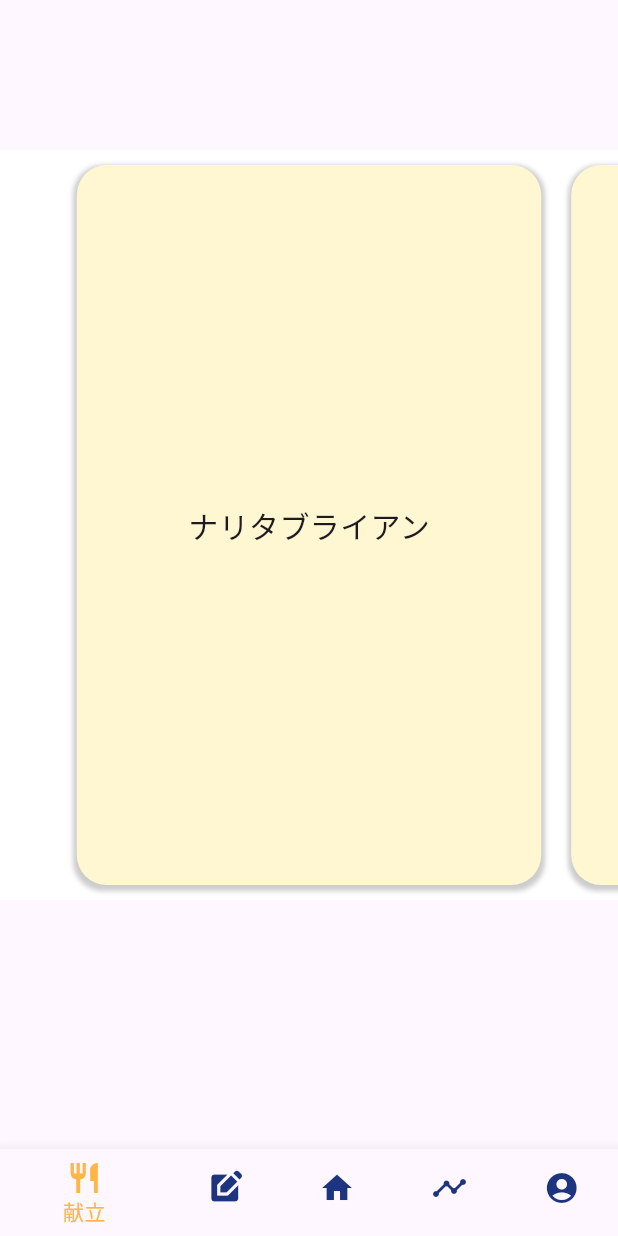
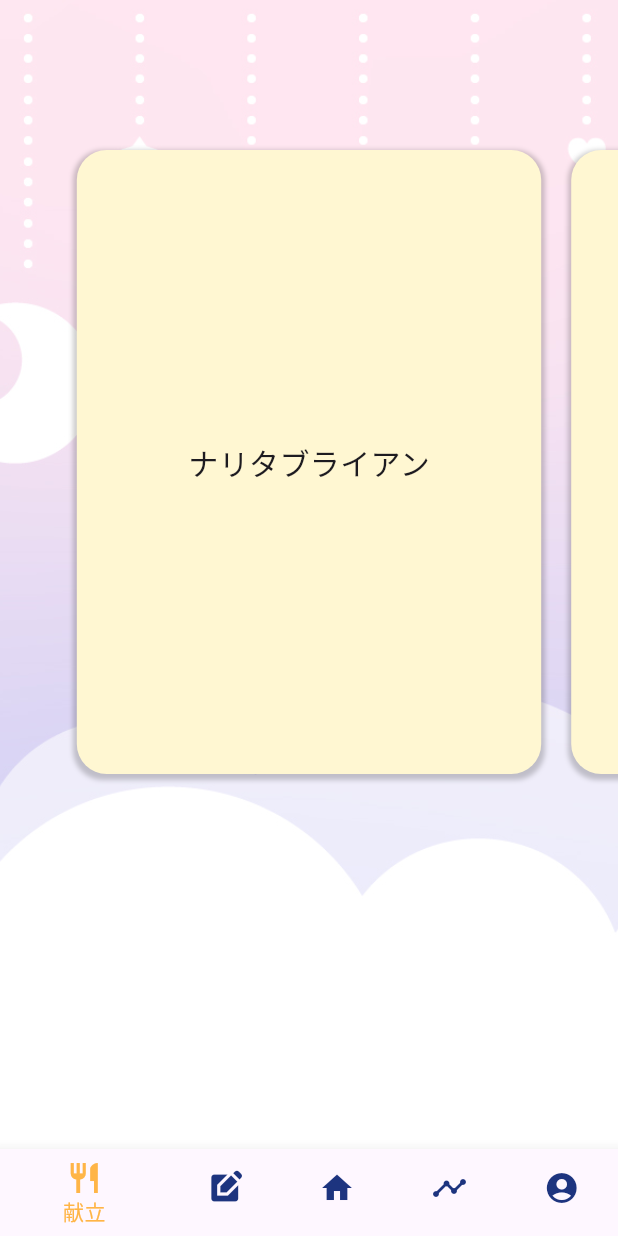
Before and after one commit to mahiro1111/MofuCode, a Flutter app: the screen it shows after launch, on a phone screen of 412 x 824 dp. Run offline on Flutter 3.47's test engine with Material 3 defaults, Android fonts, the phone set to English and light mode, and no system bars; our stand-ins replace fl_chart, flutter_riverpod, table_calendar.

Commit message:
背景画像仮

```diff
--- a/flutter_application_1/lib/main.dart
+++ b/flutter_application_1/lib/main.dart
@@ -1,10 +1,8 @@
 import 'package:flutter/material.dart';
 import 'package:flutter_riverpod/flutter_riverpod.dart';
-import 'package:flutter_application_1/screens/recipi.dart';
+import 'package:flutter_application_1/screens/recipe.dart';
 import 'package:flutter_application_1/screens/nutritional_management/management.dart';
 import 'package:flutter_application_1/screens/pageB.dart';
-import 'package:flutter_application_1/screens/pageC.dart';
-
 
 void main(){
   const app=MaterialApp(home:Root());
@@ -69,7 +67,7 @@ class Root extends ConsumerWidget {
       PageB(),
       PageB(),
       Management(),
-      PageC(),
+      PageB(),
     ];
 
     return Scaffold(
--- /dev/null
+++ b/flutter_application_1/lib/screens/home.dart
@@ -0,0 +1 @@
+import 'package:flutter/material.dart';
--- a/flutter_application_1/lib/screens/recipi.dart
+++ b/flutter_application_1/lib/screens/recipe.dart
@@ -2,31 +2,31 @@ import 'package:flutter/material.dart';
 
 //献立提示とレシピ表示
 /// 馬のモデルクラス
-class Recipi {
+class Recipe {
   // 名前
   final String name;
 
   // コンストラクタ
-  Recipi(this.name);
+  Recipe(this.name);
 }
 
 /// カードにしたいモデルたち
 final models = [
-  Recipi('ナリタブライアン'),
-  Recipi('スペシャルウィーク'),
-  Recipi('オグリキャップ'),
-  Recipi('サイレンススズカ'),
-  Recipi('トウカイテイオー'),
+  Recipe('ナリタブライアン'),
+  Recipe('スペシャルウィーク'),
+  Recipe('オグリキャップ'),
+  Recipe('サイレンススズカ'),
+  Recipe('トウカイテイオー'),
 ];
 
 /// 馬のカード Widget
-class RecipiCard extends StatelessWidget {
-  const RecipiCard({
+class RecipeCard extends StatelessWidget {
+  const RecipeCard({
     super.key,
     required this.model,
   });
   // データが入ったモデル
-  final  Recipi model;
+  final  Recipe model;
 
   @override
   Widget build(BuildContext context) {
@@ -69,13 +69,13 @@ class RecipiCard extends StatelessWidget {
 }
 
 // モデル => ウィジェット に変換する関数
-Widget modelToWidget(Recipi model) {
+Widget modelToWidget(Recipe model) {
   // ページの部分
   return Container(
     // カードの周りに 10 ずつスペースを空ける
-    padding: const EdgeInsets.all(10),
+    padding: const EdgeInsets.fromLTRB(10,100,10,250),
     // 中身は カード
-    child: RecipiCard(model: model),
+    child: RecipeCard(model: model),
   );
   // カードを使う
 }
@@ -106,9 +106,12 @@ class Cook extends StatelessWidget {
         alignment: Alignment.topCenter,
         // 横長のコンテナ
         child: Container(
-          margin:EdgeInsets.only(top:100),
-          height: 500,
-          color: Colors.white,
+          decoration: BoxDecoration(
+            image: DecorationImage(
+              image: AssetImage('images/background_sample.jpg'),
+              fit: BoxFit.cover,
+            )
+          ),
           child: carousel,
         ),
       ),
```
Also changed, not shown: flutter_application_1/lib/screens/pageA.dart (deleted, +0 -26 lines), flutter_application_1/lib/screens/pageC.dart (deleted, +0 -26 lines), flutter_application_1/pubspec.yaml (+2 -64 lines), flutter_application_1/images/background_sample.jpg (added).
